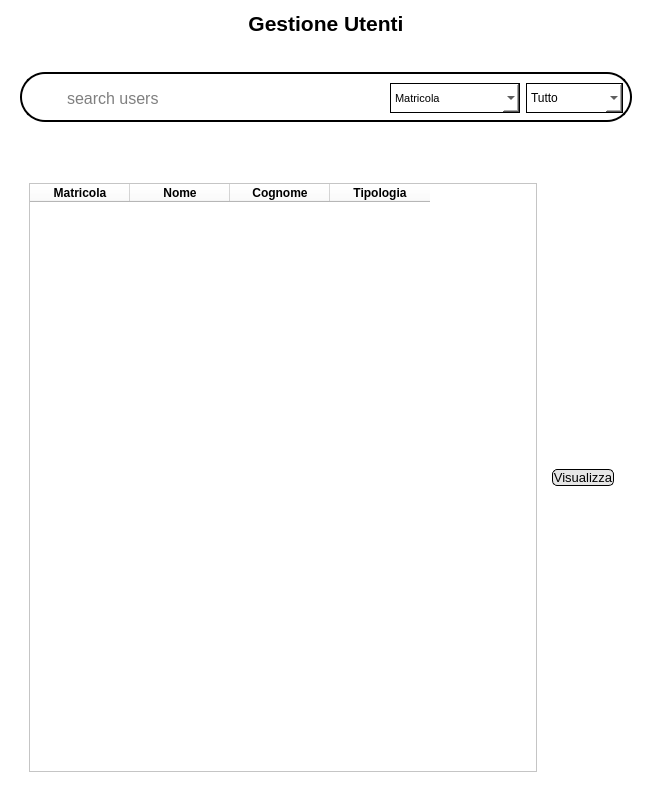
Before: the Qt Designer form View/Amministratore/UI files/gestione utenti.ui in FrancescoFinizii/Biblioteca-universitaria, drawn with Qt 5.
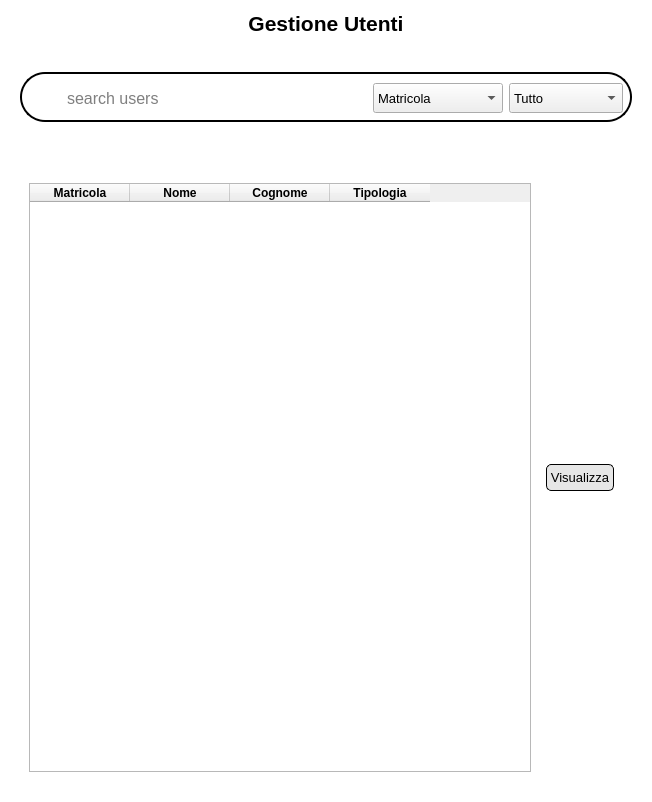
After: the same form once the commit is applied. Icons and pictures are not drawn.

What changed in the file:
```diff
--- a/View/Amministratore/UI files/gestione utenti.ui
+++ b/View/Amministratore/UI files/gestione utenti.ui
@@ -14,7 +14,11 @@
    <string>Form</string>
   </property>
   <property name="styleSheet">
-   <string notr="true">background-color: rgb(255, 255, 255);</string>
+   <string notr="true">QWidget#Form {
+	background-color: rgb(255, 255, 255);
+color:black;
+}
+</string>
   </property>
   <layout class="QVBoxLayout" name="verticalLayout">
    <item>
@@ -71,9 +75,10 @@
       <item alignment="Qt::AlignVCenter">
        <widget class="QWidget" name="widget_4" native="true">
         <property name="styleSheet">
-         <string notr="true">border: 2px solid;
-border-radius: 25px;
-</string>
+         <string notr="true">QWidget#widget_4 {
+	border: 2px solid;
+	border-radius: 25px;
+}</string>
         </property>
         <layout class="QHBoxLayout" name="horizontalLayout_3">
          <property name="topMargin">
@@ -156,13 +161,9 @@
            </property>
            <property name="font">
             <font>
-             <pointsize>8</pointsize>
+             <pointsize>10</pointsize>
             </font>
            </property>
-           <property name="styleSheet">
-            <string notr="true">border: 1px solid;
-border-radius:None;</string>
-           </property>
            <item>
             <property name="text">
              <string>Matricola</string>
@@ -195,9 +196,10 @@
              <height>30</height>
             </size>
            </property>
-           <property name="styleSheet">
-            <string notr="true">border: 1px solid;
-border-radius:None;</string>
+           <property name="font">
+            <font>
+             <pointsize>10</pointsize>
+            </font>
            </property>
            <item>
             <property name="text">
@@ -295,6 +297,7 @@
 	background-color:rgb(230, 230, 230);
 	border-radius: 5px;
 	border-color: rgb(0, 0, 0);
+	padding: 5px 3px;
 }
 QPushButton#visualizzaUtenteButton:hover {
 	background-color: rgb(207, 207, 207);
```
